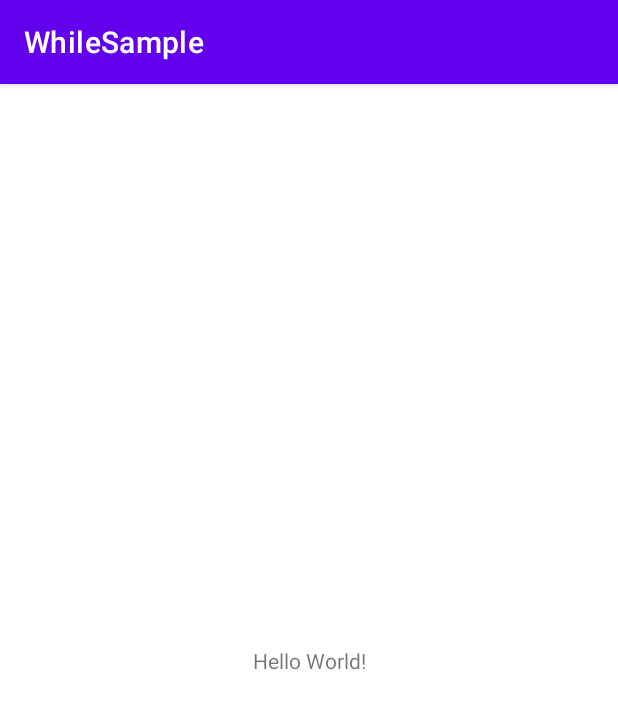
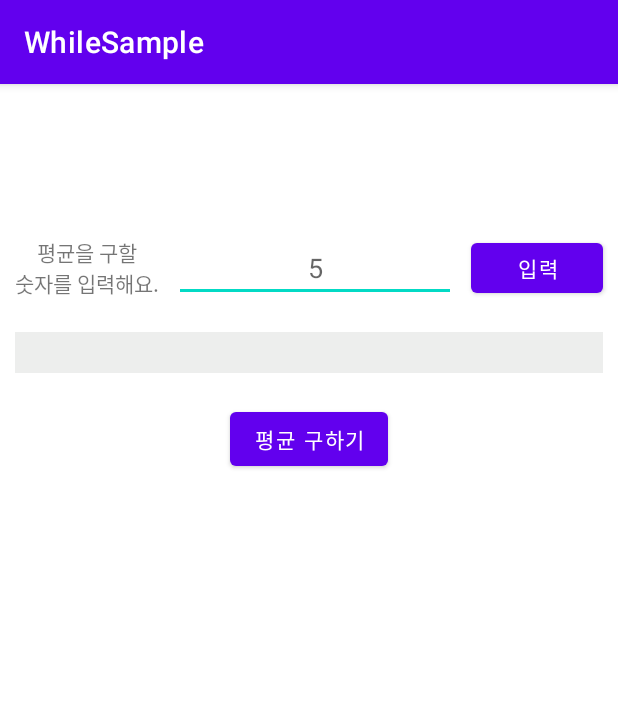
Before and after one commit to sgyoung96/JAVA-Study, an Android app: the screen it shows after launch (MainActivity), on a phone screen of 412 x 824 dp. Shown: the top 709 px of the screen. Run offline under Robolectric (Android 15) with nearby library versions, the phone set to English and light mode, and no system bars.

Commit message:
WhileSample ...ing

```diff
--- a/ProjAboutJavaGrammar/03-02/app/build.gradle
+++ b/ProjAboutJavaGrammar/03-02/app/build.gradle
@@ -25,6 +25,10 @@ android {
         sourceCompatibility JavaVersion.VERSION_1_8
         targetCompatibility JavaVersion.VERSION_1_8
     }
+
+    buildFeatures {
+        viewBinding = true
+    }
 }
 
 dependencies {
--- a/ProjAboutJavaGrammar/03-02/app/src/main/java/com/sgy/whilesample/MainActivity.java
+++ b/ProjAboutJavaGrammar/03-02/app/src/main/java/com/sgy/whilesample/MainActivity.java
@@ -3,12 +3,64 @@ package com.sgy.whilesample;
 import androidx.appcompat.app.AppCompatActivity;
 
 import android.os.Bundle;
+import android.util.Log;
+import android.view.View;
+import android.widget.Button;
+import android.widget.EditText;
+import android.widget.TextView;
 
+import com.sgy.whilesample.databinding.ActivityMainBinding;
+
+import java.lang.reflect.Array;
+import java.util.ArrayList;
+
+// 예제 3-2
+/*
+ while 문을 이용하여 키보드에서 숫자를 여러 개 입력받아 입력받은 수의 평균을 출력하는 프로그램을 작성해보자.
+ 0이 입력되면 반복을 종료하고 평균을 구하여 출력한다.
+ */
 public class MainActivity extends AppCompatActivity {
+    private final String TAG = MainActivity.class.getName();
+
+    private ActivityMainBinding binding;
+    private EditText etUserInput;
+    private Button btnUserInput;
+    private TextView tvNumGroup;
+    private Button btnCalSum;
+    private TextView tvResultSum;
+
+    private String userInput;
+    private ArrayList<String> userInputGroup;
 
     @Override
     protected void onCreate(Bundle savedInstanceState) {
         super.onCreate(savedInstanceState);
-        setContentView(R.layout.activity_main);
+        binding = ActivityMainBinding.inflate(getLayoutInflater());
+        setContentView(binding.getRoot());
+
+        etUserInput = binding.etUserInput;
+        btnUserInput = binding.btnUserInput;
+        tvNumGroup = binding.tvNumGroup;
+        btnCalSum = binding.btnCalSum;
+        tvResultSum = binding.tvResultSum;
+
+        userInput = "";
+        userInputGroup = new ArrayList<>();
+
+        btnUserInput.setOnClickListener(new View.OnClickListener() {
+            @Override
+            public void onClick(View v) {
+                userInput = etUserInput.getText().toString();
+                userInputGroup.add(userInput); // 배열에 들어가기는 한다. [1, 1, 1, 1]
+                // TODO 두번 눌러야 출력됨
+                // TODO 1 5 10 3 55 이런 형태로 출력시키고 싶음
+                String numGroup = userInputGroup.toString();
+                String[] num = numGroup.split("");
+                numGroup = num.toString();
+                numGroup.replace("[", "");
+                numGroup.replace("]", "");
+                numGroup.replace(",", "");
+            }
+        });
     }
 }
--- a/ProjAboutJavaGrammar/03-02/app/src/main/res/layout/activity_main.xml
+++ b/ProjAboutJavaGrammar/03-02/app/src/main/res/layout/activity_main.xml
@@ -6,13 +6,79 @@
     android:layout_height="match_parent"
     tools:context=".MainActivity">
 
+<!--  사용자로부터 입력받는 숫자  -->
     <TextView
+        android:id="@+id/tv_user_input"
+        android:layout_width="wrap_content"
+        android:layout_height="0dp"
+        android:text="평균을 구할\n숫자를 입력해요."
+        android:gravity="center"
+        android:singleLine="false"
+        android:minLines="3"
+        android:layout_marginStart="10dp"
+        app:layout_constraintTop_toTopOf="@id/et_user_input"
+        app:layout_constraintStart_toStartOf="parent"
+        app:layout_constraintBottom_toBottomOf="@id/et_user_input"/>
+
+    <EditText
+        android:id="@+id/et_user_input"
+        android:layout_width="0dp"
+        android:layout_height="wrap_content"
+        android:layout_marginTop="100dp"
+        android:hint="5"
+        android:gravity="center"
+        android:layout_marginStart="10dp"
+        app:layout_constraintStart_toEndOf="@id/tv_user_input"
+        app:layout_constraintEnd_toStartOf="@id/btn_user_input"
+        app:layout_constraintTop_toTopOf="parent"/>
+
+    <Button
+        android:id="@+id/btn_user_input"
+        android:layout_width="wrap_content"
+        android:layout_height="0dp"
+        android:text="입력"
+        android:layout_marginStart="10dp"
+        android:layout_marginEnd="10dp"
+        app:layout_constraintTop_toTopOf="@id/et_user_input"
+        app:layout_constraintStart_toEndOf="@id/et_user_input"
+        app:layout_constraintEnd_toEndOf="parent"
+        app:layout_constraintBottom_toBottomOf="@id/et_user_input"/>
+
+<!--  입력한 숫자가 아래에 나타나요  -->
+    <TextView
+        android:id="@+id/tv_num_group"
+        android:layout_width="0dp"
+        android:layout_height="wrap_content"
+        android:background="#EDEEED"
+        android:gravity="center"
+        android:textSize="20dp"
+        android:textColor="@color/black"
+        android:layout_marginTop="20dp"
+        app:layout_constraintTop_toBottomOf="@id/et_user_input"
+        app:layout_constraintStart_toStartOf="@id/tv_user_input"
+        app:layout_constraintEnd_toEndOf="@id/btn_user_input"/>
+
+<!--  평균 값 구하기  -->
+    <Button
+        android:id="@+id/btn_cal_sum"
         android:layout_width="wrap_content"
         android:layout_height="wrap_content"
-        android:text="Hello World!"
-        app:layout_constraintBottom_toBottomOf="parent"
-        app:layout_constraintLeft_toLeftOf="parent"
-        app:layout_constraintRight_toRightOf="parent"
-        app:layout_constraintTop_toTopOf="parent" />
+        android:text="평균 구하기"
+        android:layout_marginTop="20dp"
+        app:layout_constraintTop_toBottomOf="@id/tv_num_group"
+        app:layout_constraintStart_toStartOf="parent"
+        app:layout_constraintEnd_toEndOf="parent"/>
+
+    <TextView
+        android:id="@+id/tv_result_sum"
+        android:layout_width="wrap_content"
+        android:layout_height="wrap_content"
+        android:textColor="@color/black"
+        android:textStyle="bold"
+        android:textSize="100dp"
+        android:layout_marginTop="50dp"
+        app:layout_constraintTop_toBottomOf="@id/btn_cal_sum"
+        app:layout_constraintStart_toStartOf="parent"
+        app:layout_constraintEnd_toEndOf="parent"/>
 
 </androidx.constraintlayout.widget.ConstraintLayout>
```
